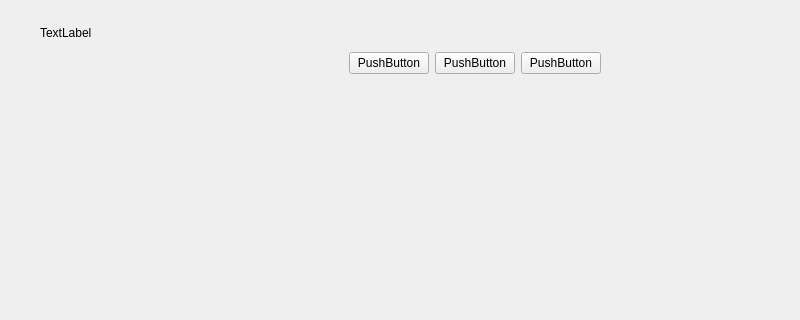
Qt form QtClient/ui/subwindow.ui (imtangsheng/QtClient) before a commit; both pictures show x 0 to 800 and y 0 to 320 of the 800 by 600 pixel window.
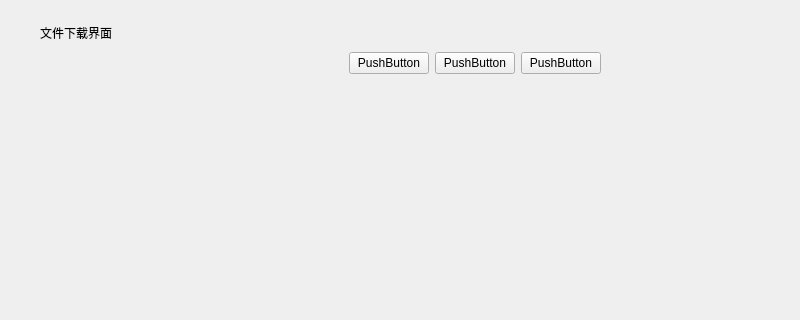
The same form after that commit. Icons and pictures are not drawn.

Commit message: 1.主界面和下载界面模块ui文件优化，布局修改，信号槽连接。 2.文件模块实现网络下载，逻辑优化。文件正则表达式过滤。

Diff of the .ui file:
```diff
--- a/QtClient/ui/subwindow.ui
+++ b/QtClient/ui/subwindow.ui
@@ -36,7 +36,7 @@
         </size>
        </property>
        <property name="text">
-        <string>TextLabel</string>
+        <string>文件下载界面</string>
        </property>
       </widget>
      </item>
```
Left out of the diff: 8 changed lines with no effect on the pictures. The commit also changes 12 other files.
